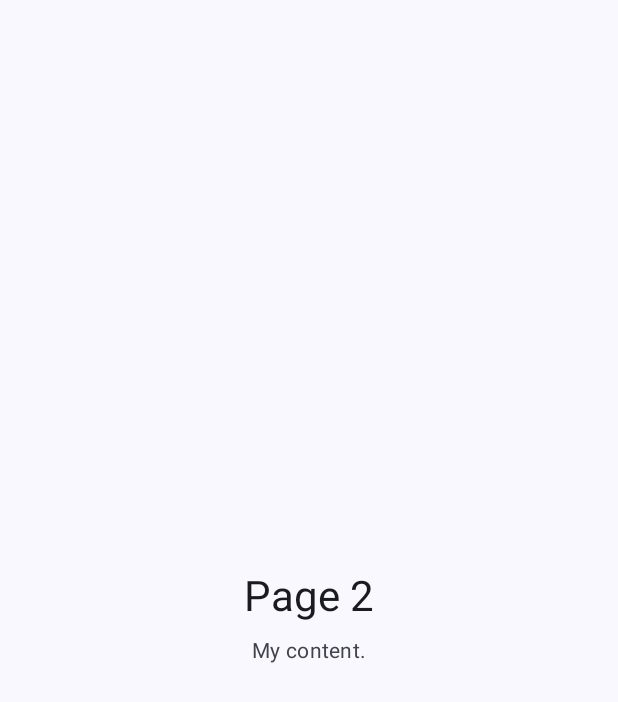
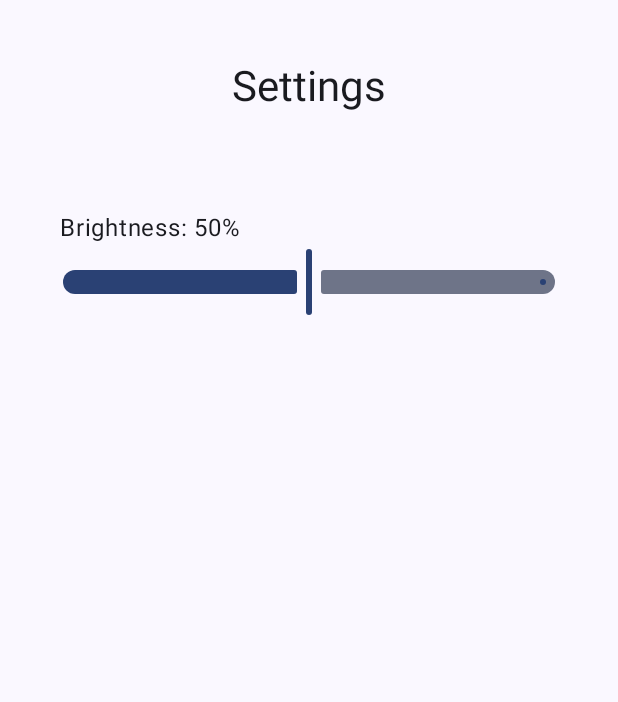
Before and after one commit to legondthecool/MGPDoodleAppNew, an Android app built with Jetpack Compose: the composable Page2 shown on its own in the app's theme, on a phone screen of 412 x 824 dp. Shown: the top 702 px of the screen. Run offline under Robolectric (Android 15) with nearby library versions, the phone set to English and light mode, and no system bars.

Commit message:
added slider for brightness plus function

```diff
--- a/app/src/main/java/com/nyp/scaffoldingapp/ui/pages/Page2.kt
+++ b/app/src/main/java/com/nyp/scaffoldingapp/ui/pages/Page2.kt
@@ -1,12 +1,18 @@
 package com.nyp.scaffoldingapp.ui.pages
 
+import android.app.Activity
 import androidx.compose.foundation.layout.*
+import androidx.compose.foundation.layout.Arrangement
 import androidx.compose.material3.MaterialTheme
 import androidx.compose.material3.Text
 import androidx.compose.runtime.Composable
 import androidx.compose.ui.Alignment
 import androidx.compose.ui.Modifier
 import androidx.compose.ui.unit.dp
+import androidx.compose.runtime.*
+import androidx.compose.material3.*
+import androidx.compose.ui.draw.rotate
+import androidx.compose.ui.platform.LocalContext
 
 /**
  * Pages 1 to 3 are placeholders. They exist so the navigation bar has
@@ -17,22 +23,49 @@ import androidx.compose.ui.unit.dp
  */
 
 @Composable
-fun Page2(modifier: Modifier = Modifier) = Placeholder3("Page 2", modifier)
+fun Page2(modifier: Modifier = Modifier) = Settings(modifier)
 
 
 @Composable
-private fun Placeholder3(label: String, modifier: Modifier = Modifier) {
+private fun Settings(modifier: Modifier = Modifier) {
     Column(
-        modifier.fillMaxSize().padding(24.dp),
-        verticalArrangement = Arrangement.Center,
+        modifier.fillMaxSize().padding(40.dp),
+        verticalArrangement = Arrangement.Top,
         horizontalAlignment = Alignment.CenterHorizontally
     ) {
-        Text(label, style = MaterialTheme.typography.headlineMedium)
-        Spacer(Modifier.height(8.dp))
-        Text(
-            "My content.",
-            style = MaterialTheme.typography.bodyMedium,
-            color = MaterialTheme.colorScheme.onSurfaceVariant
+        Text("Settings",style = MaterialTheme.typography.headlineMedium)
+//        Text(
+//            "",
+//            style = MaterialTheme.typography.bodyLarge,
+//            color = MaterialTheme.colorScheme.onSurfaceVariant
+//        )
+    }
+    Column(
+        modifier.padding(40.dp),
+        verticalArrangement = Arrangement.SpaceEvenly,
+        horizontalAlignment = Alignment.Start
+    ){
+        Spacer(Modifier.height(100.dp))
+        BrightnessSlider()
+    }
+}
+@Composable
+fun BrightnessSlider() {
+    val brightnessActivity = LocalContext.current as? Activity
+    var brightness by remember { mutableFloatStateOf(0.5f) }
+    Column {
+        Text(text = "Brightness: ${(brightness*100).toInt()}%")
+        Slider(
+            value = brightness,
+            onValueChange = { newValue ->
+                brightness = newValue
+                brightnessActivity?.window?.let{
+                    window->
+                    val layoutWindow = window.attributes
+                    layoutWindow.screenBrightness = newValue
+                    window.attributes = layoutWindow
+                }
+            }
         )
     }
 }
```
